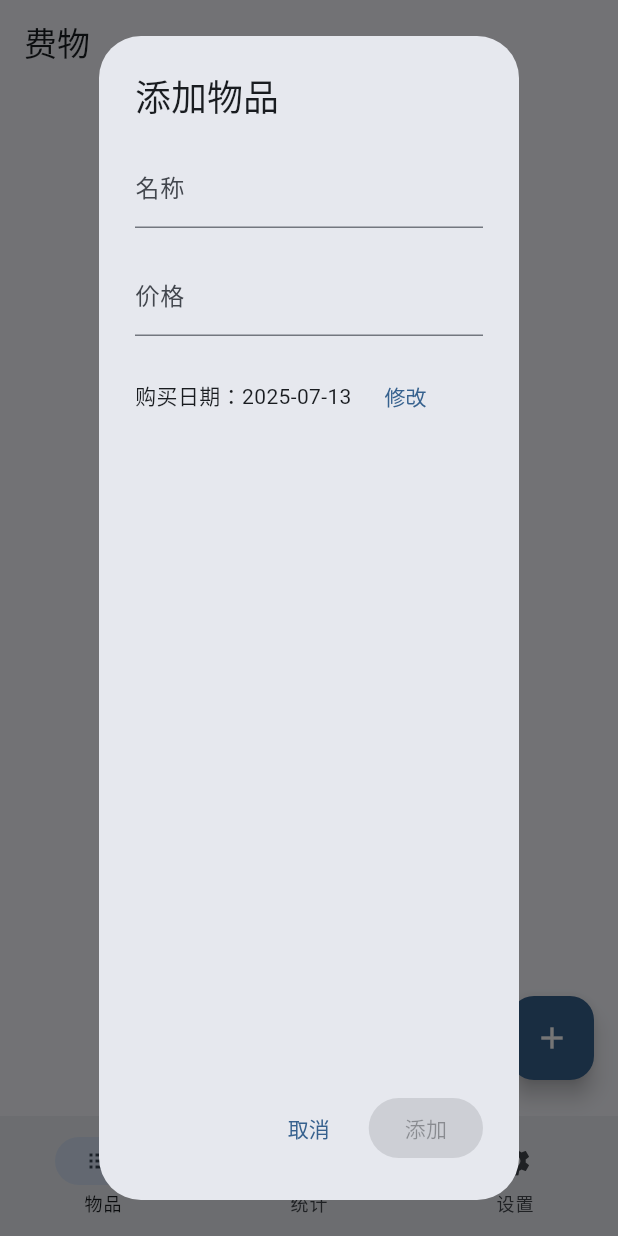
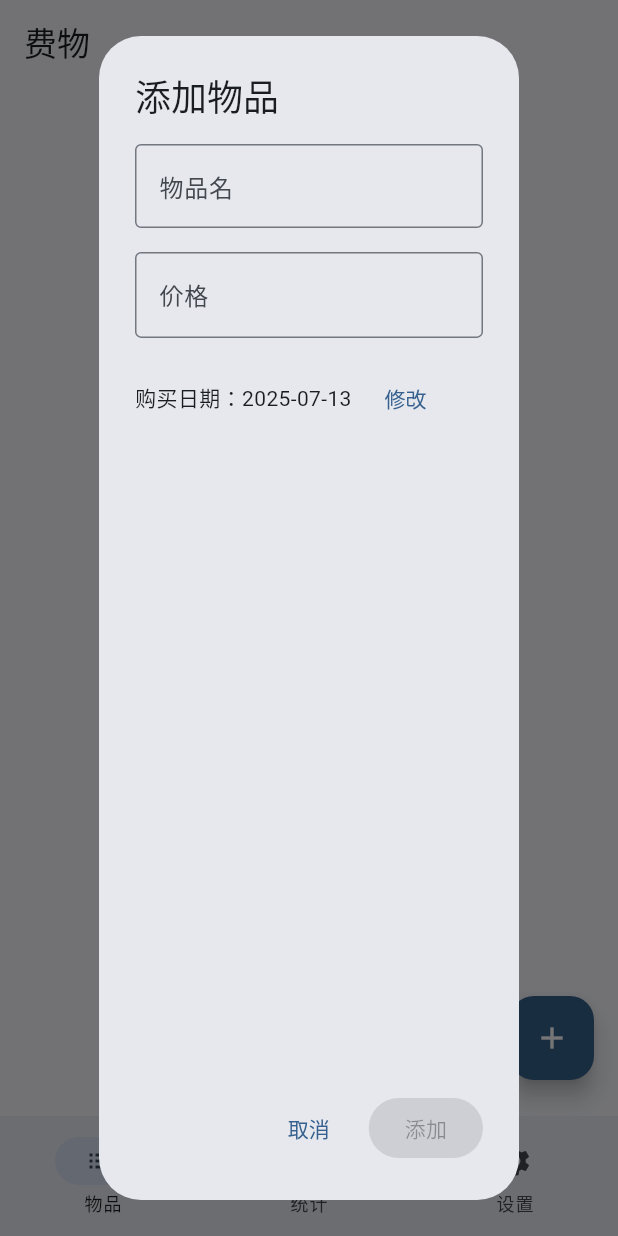
Before and after one commit to FHU-yezi/FeeWu, a Flutter app: the screen it shows after launch, after a tap on the "add" icon, on a phone screen of 412 x 824 dp. Run offline on Flutter 3.47's test engine with Material 3 defaults, Android fonts, the phone set to English and light mode, and no system bars; drawn by our look-alikes of dynamic_color.

Commit message:
feat: 优化添加物品弹窗输入框样式

```diff
--- a/lib/widgets/add_thing_dialog.dart
+++ b/lib/widgets/add_thing_dialog.dart
@@ -21,7 +21,10 @@ class AddThingDialogState extends State<AddThingDialog> {
         spacing: 16,
         children: [
           TextField(
-            decoration: InputDecoration(labelText: "名称"),
+            decoration: InputDecoration(
+              labelText: "物品名",
+              border: OutlineInputBorder(),
+            ),
             onChanged: (value) {
               setState(() {
                 name = value;
@@ -30,7 +33,11 @@ class AddThingDialogState extends State<AddThingDialog> {
           ),
           TextField(
             keyboardType: TextInputType.number,
-            decoration: InputDecoration(labelText: "价格"),
+            decoration: InputDecoration(
+              labelText: "价格",
+              suffix: Text("元"),
+              border: OutlineInputBorder(),
+            ),
             onChanged: (value) {
               var newValue = double.tryParse(value);
               if (newValue != null) {
```
